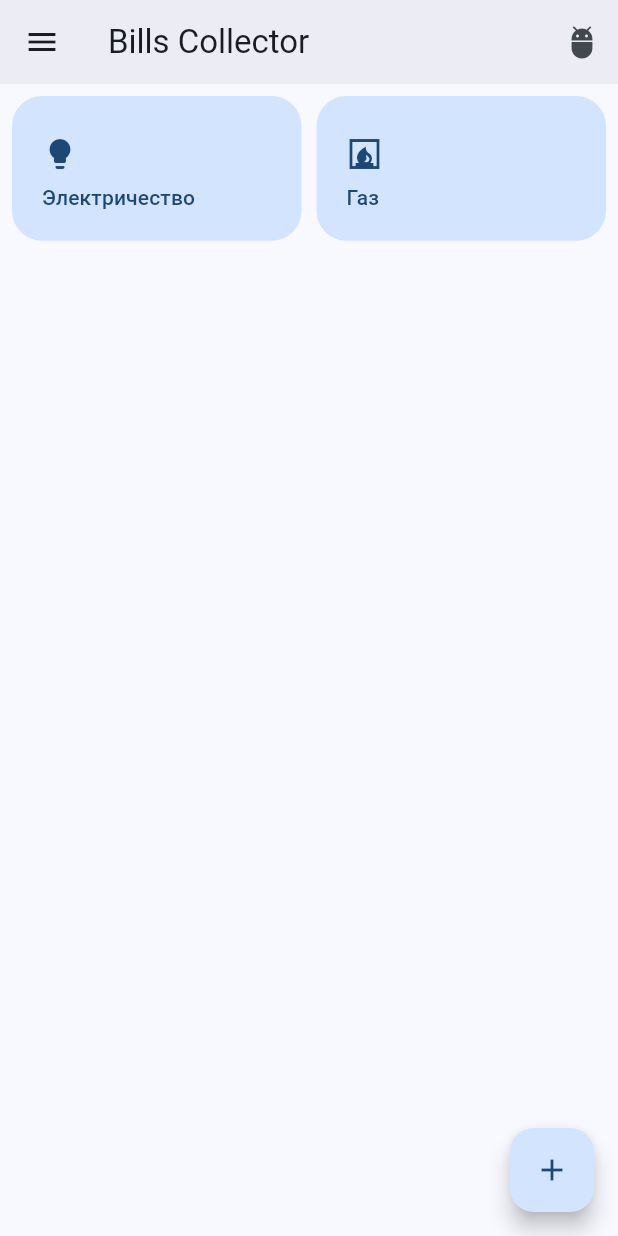
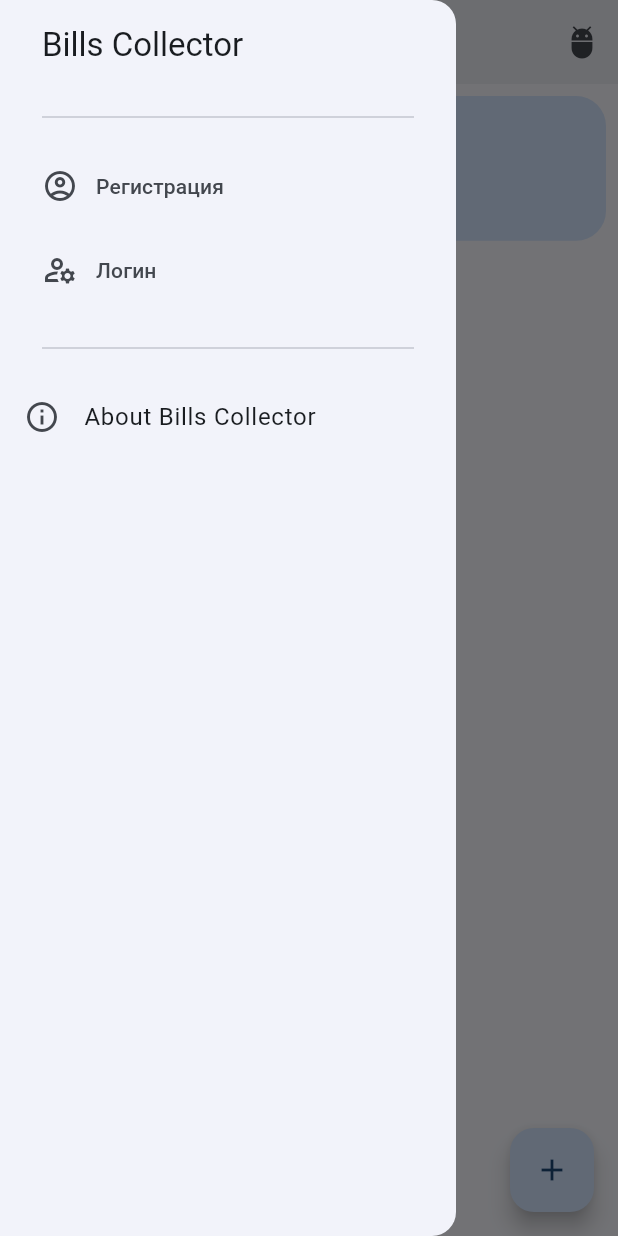
Before and after one commit to quicklybly/bills-collector-mobile, a Flutter app: the MyHomePage screen opened directly, with the side drawer open (before the commit the screen has no drawer), on a phone screen of 412 x 824 dp. Run offline on Flutter 3.47's test engine with Material 3 defaults, Android fonts, the phone set to English and light mode, and no system bars; drawn by our look-alikes of dynamic_color; our stand-ins replace shared_preferences, smooth_page_indicator; accounts and stored records are empty; generated files the repository leaves out were written again.

Commit message:
Sidebar and icons

```diff
--- a/lib/screens/MyHomePage.dart
+++ b/lib/screens/MyHomePage.dart
@@ -1,9 +1,12 @@
 import 'package:bills_collector_mobile/model/bill.dart';
 import 'package:bills_collector_mobile/model/bills.dart';
 import 'package:bills_collector_mobile/model/payment.dart';
+import 'package:bills_collector_mobile/screens/About.dart';
 import 'package:bills_collector_mobile/screens/AddNewBill.dart';
 import 'package:bills_collector_mobile/screens/DetailPage.dart';
 import 'package:bills_collector_mobile/screens/Onboarding.dart';
+import 'package:bills_collector_mobile/screens/final_page_with_login.dart';
+import 'package:bills_collector_mobile/screens/registration_screen.dart';
 import 'package:bills_collector_mobile/utils/IconPicker.dart';
 import 'package:flutter/material.dart';
 
@@ -18,6 +21,22 @@ final _test_data = Bills([
   ])
 ]);
 
+class DrawerPoints {
+  const DrawerPoints(this.label, this.icon, this.selectedIcon, this.screen);
+
+  final String label;
+  final Widget icon;
+  final Widget selectedIcon;
+  final Widget screen;
+}
+
+const List<DrawerPoints> destinations = <DrawerPoints>[
+  DrawerPoints('Регистрация', Icon(Icons.account_circle_outlined),
+      Icon(Icons.account_circle), RegistrationScreen()),
+  DrawerPoints(
+      'Логин', Icon(Icons.manage_accounts_outlined), Icon(Icons.manage_accounts), FinalPage()),
+];
+
 class MyHomePage extends StatefulWidget {
   @override
   State<MyHomePage> createState() => _MyHomePageState();
@@ -28,6 +47,30 @@ class _MyHomePageState extends State<MyHomePage> {
   Widget build(BuildContext context) {
     final theme = Theme.of(context);
     double scrolledUnderElevation = 4.0;
+    int screenIndex = -1;
+    final List<Widget> aboutBoxChildren = <Widget>[
+      const SizedBox(height: 24),
+      RichText(
+        text: TextSpan(
+          children: <TextSpan>[
+            TextSpan(
+                style: theme.textTheme.bodyMedium,
+                text: "Благодарим вас за выбор BillsCollector! Наше мобильное приложение поможет вам следить за своими счетами. На информационной странице представлен краткий обзор функций, включая отслеживание счетов, напоминания и аналитику. Контролируйте свои финансы с помощью Bill-Collector.\nGitHub: "),
+            TextSpan(
+                style: theme.textTheme.bodyMedium!.copyWith(color: theme.colorScheme.primary),
+                text: 'https://flutter.dev'),
+            TextSpan(style: theme.textTheme.bodyMedium, text: '.'),
+          ],
+        ),
+      ),
+    ];
+
+    void handleScreenChanged(int selectedScreen) {
+      Navigator.push(
+          context,
+          MaterialPageRoute(
+              builder: (context) => destinations[selectedScreen].screen));
+    }
 
     return Scaffold(
       appBar: AppBar(
@@ -39,10 +82,11 @@ class _MyHomePageState extends State<MyHomePage> {
                 Navigator.pushReplacement(context,
                     MaterialPageRoute(builder: (context) => Onboarding()));
               },
-              icon: Icon(Icons.adb))
+              icon: const Icon(Icons.adb))
         ],
-        title: const Text(
+        title: Text(
           "Bills Collector",
+          style: theme.textTheme.titleLarge!.copyWith(color: theme.colorScheme.onSurface),
         ),
         leading: Builder(
           builder: (BuildContext context) {
@@ -56,6 +100,45 @@ class _MyHomePageState extends State<MyHomePage> {
                 ));
           },
         ),
+      ),
+      // todo вынести в отдельный файл
+      drawer: NavigationDrawer(
+        selectedIndex: screenIndex,
+        onDestinationSelected: handleScreenChanged,
+        children: <Widget>[
+          Padding(
+            padding: const EdgeInsets.fromLTRB(28, 16, 16, 10),
+            child: Text(
+              'Bills Collector',
+              style: Theme.of(context).textTheme.titleLarge!.copyWith(color: theme.colorScheme.onSurface),
+            ),
+          ),
+          const Padding(
+            padding: EdgeInsets.fromLTRB(28, 16, 28, 10),
+            child: Divider(),
+          ),
+          ...destinations.map(
+            (DrawerPoints destination) {
+              return NavigationDrawerDestination(
+                label: Text(destination.label),
+                icon: destination.icon,
+                selectedIcon: destination.selectedIcon,
+              );
+            },
+          ),
+          const Padding(
+            padding: EdgeInsets.fromLTRB(28, 16, 28, 10),
+            child: Divider(),
+          ),
+          AboutListTile(
+            icon: const Icon(Icons.info_outline),
+            applicationName: 'Bills Collector',
+            applicationVersion: '0.1',
+            applicationLegalese: '\u{a9} Bills Collector Team',
+            applicationIcon: Image.asset('assets/icon_64.png'),
+            aboutBoxChildren: aboutBoxChildren,
+          )
+        ],
       ),
       body: Container(
         color: theme.colorScheme.surface,
@@ -125,60 +208,4 @@ class _MyHomePageState extends State<MyHomePage> {
       ),
     );
   }
-
-// var selectedIndex = 0;
-//
-// @override
-// Widget build(BuildContext context) {
-//
-//   Widget page;
-//   switch (selectedIndex) {
-//     case 0:
-//       page = GeneratorPage();
-//       break;
-//     case 1:
-//       page = FavoritesPage();
-//       break;
-//     default:
-//       throw UnimplementedError('no widget for $selectedIndex');
-//   }
-//
-//   return LayoutBuilder(
-//       builder: (context, constraints) {
-//         return Scaffold(
-//           body: Row(
-//             children: [
-//               SafeArea(
-//                 child: NavigationRail(
-//                   extended: constraints.maxWidth >= 600,
-//                   destinations: [
-//                     NavigationRailDestination(
-//                       icon: Icon(Icons.home),
-//                       label: Text('Home'),
-//                     ),
-//                     NavigationRailDestination(
-//                       icon: Icon(Icons.favorite),
-//                       label: Text('Favorites'),
-//                     ),
-//                   ],
-//                   selectedIndex: selectedIndex,
-//                   onDestinationSelected: (value) {
-//                     setState(() {
-//                       selectedIndex = value;
-//                     });
-//                   },
-//                 ),
-//               ),
-//               Expanded(
-//                 child: Container(
-//                   color: Theme.of(context).colorScheme.primaryContainer,
-//                   child: page,
-//                 ),
-//               ),
-//             ],
-//           ),
-//         );
-//       }
-//   );
-// }
 }
--- a/lib/screens/Onboarding.dart
+++ b/lib/screens/Onboarding.dart
@@ -38,7 +38,7 @@ class Onboarding extends StatelessWidget {
                   "assets/onboarding/Layer 0.png",
                   "Планирование - это все. Мы поможем вам оставаться сосредоточенными на отслеживании ваших расходов и достижении ваших финансовых целей.",
                 ),
-                FinalPage(heading: "Авторизация"),
+                FinalPage(),
               ],
             ),
             SafeArea(
--- /dev/null
+++ b/lib/screens/about.dart
@@ -0,0 +1,10 @@
+import 'package:flutter/material.dart';
+
+class About extends StatelessWidget {
+  const About({super.key});
+
+  @override
+  Widget build(BuildContext context) {
+    return Placeholder();
+  }
+}
--- a/lib/screens/final_page_with_login.dart
+++ b/lib/screens/final_page_with_login.dart
@@ -5,9 +5,7 @@ import '../utils/MySharedPreferences.dart';
 import 'MyHomePage.dart';
 
 class FinalPage extends StatefulWidget {
-  const FinalPage({super.key, required this.heading});
-
-  final String heading;
+  const FinalPage({super.key});
 
   @override
   State<FinalPage> createState() => _FinalPageState();
@@ -22,14 +20,15 @@ class _FinalPageState extends State<FinalPage> {
   Widget build(BuildContext context) {
     final theme = Theme.of(context);
 
-    return Container(
+    return Scaffold(
+      body: Container(
         color: theme.colorScheme.surface,
         child: Center(
           child: Column(
             mainAxisAlignment: MainAxisAlignment.center,
             children: [
               Text(
-              widget.heading,
+                "Авторизация",
                 style: theme.textTheme.titleLarge!.copyWith(
                   color: theme.colorScheme.onSurface,
                 ),
@@ -63,9 +62,12 @@ class _FinalPageState extends State<FinalPage> {
             ],
           ),
         ),
+      ),
     );
   }
 }
+
+// todo вынести в отдельный класс все же
 
 class LoginForm extends StatefulWidget {
   const LoginForm({super.key});
--- a/pubspec.yaml
+++ b/pubspec.yaml
@@ -72,6 +72,8 @@ flutter:
   assets:
     - assets/placeholders/
     - assets/onboarding/
+    - assets/icon.png
+    - assets/icon_64.png
   # An image asset can refer to one or more resolution-specific "variants", see
   # https://flutter.dev/assets-and-images/#resolution-aware
 
```
Also changed, not shown: assets/icon.png (added), 30 other files. Lines whose indentation alone changed are shown as unchanged.
